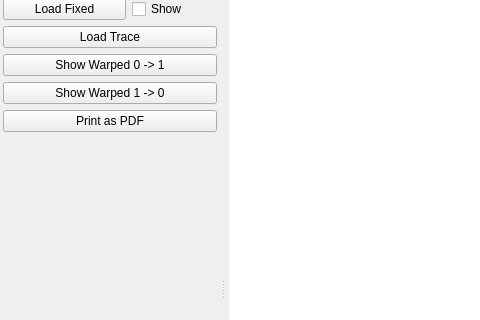
This is itkProjects/Particles/simul2d.ui in SadeghMSalehi/gradworks as Qt 5 draws it before an edit; both pictures show x 0 to 480 and y 144 to 464 of the 934 by 849 pixel window. The edited form follows.
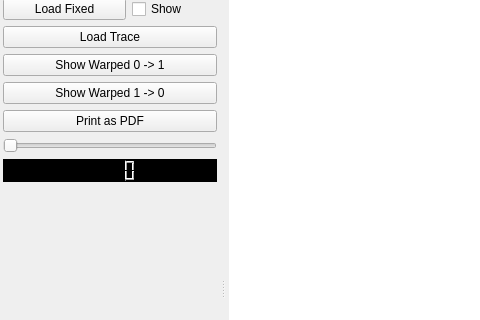
This is the edited form. Custom widgets are drawn as their Qt base class.

The edit to the form file:
```diff
--- a/itkProjects/Particles/simul2d.ui
+++ b/itkProjects/Particles/simul2d.ui
@@ -201,7 +201,7 @@
          <rect>
           <x>0</x>
           <y>0</y>
-          <width>280</width>
+          <width>220</width>
           <height>665</height>
          </rect>
         </property>
@@ -281,6 +281,23 @@
              </property>
             </widget>
            </item>
+           <item>
+            <widget class="QSlider" name="traceSteps">
+             <property name="orientation">
+              <enum>Qt::Horizontal</enum>
+             </property>
+            </widget>
+           </item>
+           <item>
+            <widget class="QLCDNumber" name="lcdNumber">
+             <property name="styleSheet">
+              <string notr="true">QLCDNumber {
+    color: rgb(122, 255, 100);    
+    background-color: rgb(0, 0, 0);
+}</string>
+             </property>
+            </widget>
+           </item>
           </layout>
          </item>
          <item>
```
Left out of the diff: 16 changed lines with no effect on the pictures.
